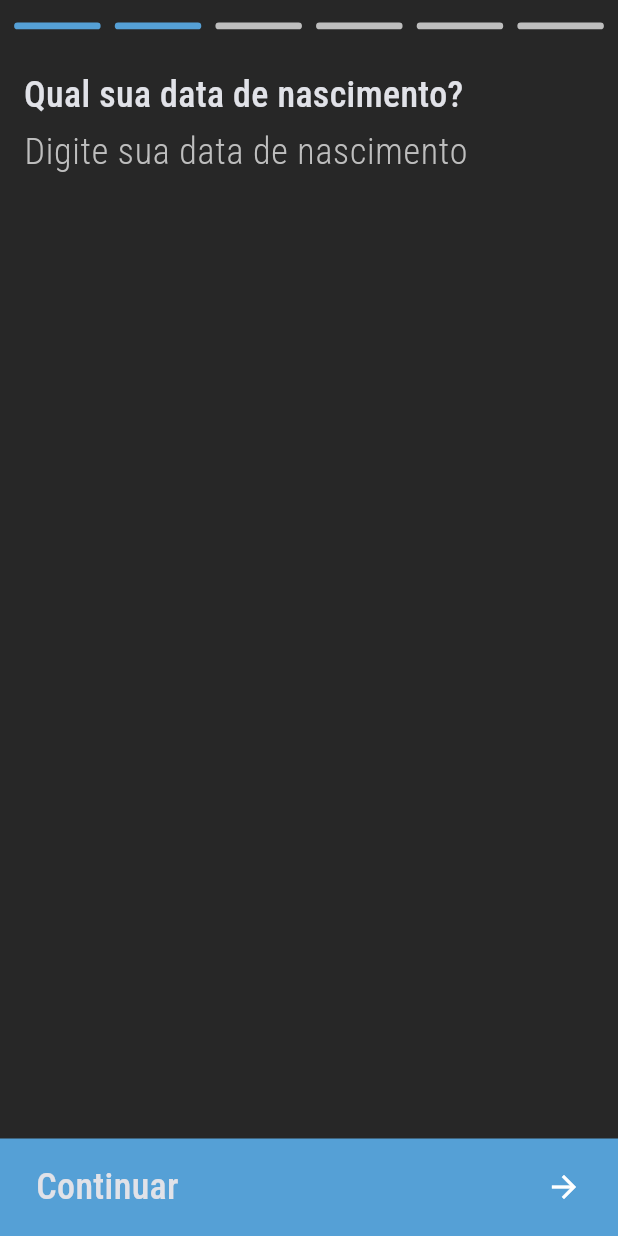
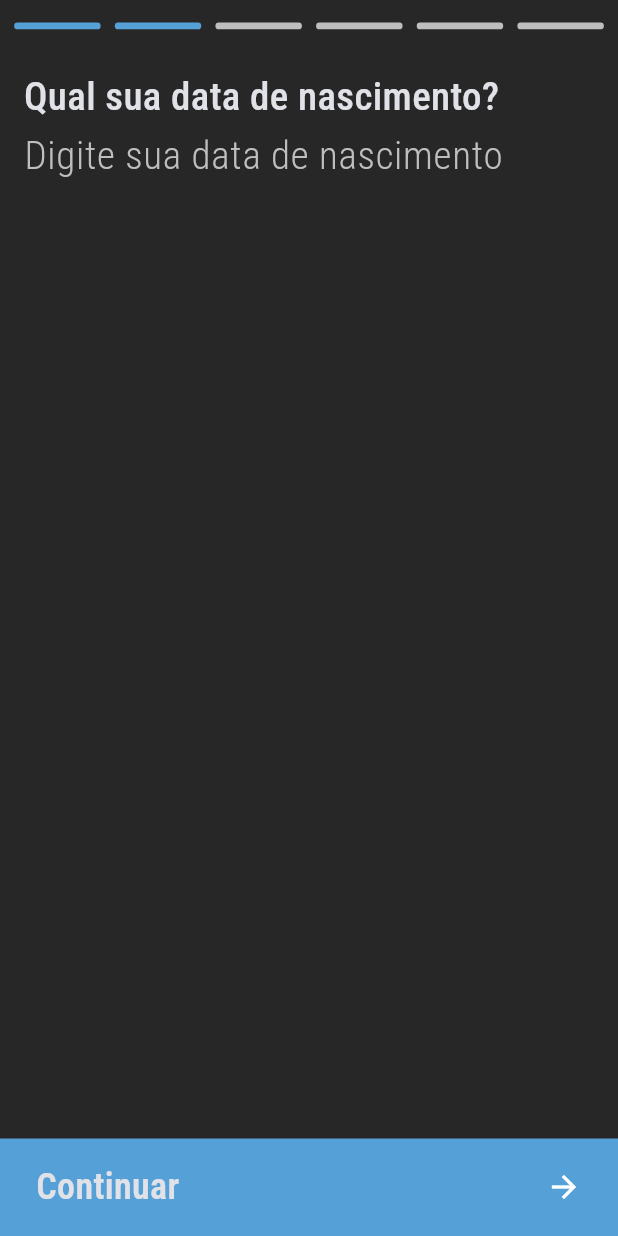
Before and after one commit to fwctecnologia/caixa-hackaton-app, a Flutter app: the CompletarCadastroScreen screen opened directly, after a tap on "Continuar", on a phone screen of 412 x 824 dp. Run offline on Flutter 3.47's test engine with Material 2 defaults, Android fonts, the phone set to English and light mode, and no system bars; our stand-ins replace dio, get, google_fonts.

Commit message:
fix: update fonts

```diff
--- a/lib/app/modules/completar_cadastro/completar_cadastro_screen.dart
+++ b/lib/app/modules/completar_cadastro/completar_cadastro_screen.dart
@@ -1,4 +1,5 @@
 import 'package:flutter/material.dart';
+import 'package:google_fonts/google_fonts.dart';
 
 class CompletarCadastroScreen extends StatefulWidget {
   const CompletarCadastroScreen({super.key});
@@ -89,7 +90,7 @@ class _CompletarCadastroScreenState extends State<CompletarCadastroScreen> {
                     decoration: const BoxDecoration(
                       color: Color(0xFF55A0D6),
                     ),
-                    child: const Padding(
+                    child: Padding(
                       padding: EdgeInsets.symmetric(horizontal: 24),
                       child: Row(
                         crossAxisAlignment: CrossAxisAlignment.center,
@@ -97,10 +98,9 @@ class _CompletarCadastroScreenState extends State<CompletarCadastroScreen> {
                         children: [
                           Text(
                             "Continuar",
-                            style: TextStyle(
-                              fontFamily: "Roboto Condensed",
+                            style: GoogleFonts.robotoCondensed(
                               fontSize: 24,
-                              fontWeight: FontWeight.w500,
+                              fontWeight: FontWeight.w600,
                               height: 28 / 24,
                             ),
                             textAlign: TextAlign.left,
@@ -133,7 +133,7 @@ class _CompletarCadastroScreenState extends State<CompletarCadastroScreen> {
                     decoration: const BoxDecoration(
                       color: Color(0xFF55A0D6),
                     ),
-                    child: const Padding(
+                    child: Padding(
                       padding: EdgeInsets.symmetric(horizontal: 24),
                       child: Row(
                         crossAxisAlignment: CrossAxisAlignment.center,
@@ -141,10 +141,9 @@ class _CompletarCadastroScreenState extends State<CompletarCadastroScreen> {
                         children: [
                           Text(
                             "Receber Prêmio",
-                            style: TextStyle(
-                              fontFamily: "Roboto Condensed",
+                            style: GoogleFonts.robotoCondensed(
                               fontSize: 24,
-                              fontWeight: FontWeight.w500,
+                              fontWeight: FontWeight.w600,
                               height: 28 / 24,
                             ),
                             textAlign: TextAlign.left,
@@ -172,32 +171,28 @@ class StepOne extends StatelessWidget {
       child: Column(
         crossAxisAlignment: CrossAxisAlignment.start,
         children: [
-          const Text(
+          Text(
             "Como podemos te chamar?",
-            style: TextStyle(
-              fontFamily: "Roboto Condensed",
+            style: GoogleFonts.robotoCondensed(
               fontSize: 24,
-              fontWeight: FontWeight.w500,
-              height: 28 / 24,
+              fontWeight: FontWeight.w600,
             ),
             textAlign: TextAlign.center,
           ),
           TextFormField(
             autofocus: true,
-            style: const TextStyle(
-              fontFamily: "Roboto Condensed",
-              fontSize: 24,
-              fontWeight: FontWeight.w400,
+            style: GoogleFonts.robotoCondensed(
+              fontSize: 26,
+              fontWeight: FontWeight.w500,
               color: Color(0xffbebebe),
               height: 28 / 24,
             ),
-            decoration: const InputDecoration(
+            decoration: InputDecoration(
                 hintText: "Digite seu nome ou apelido",
                 border: InputBorder.none,
-                hintStyle: TextStyle(
-                  fontFamily: "Roboto Condensed",
-                  fontSize: 24,
-                  fontWeight: FontWeight.w300,
+                hintStyle: GoogleFonts.robotoCondensed(
+                  fontSize: 26,
+                  fontWeight: FontWeight.w400,
                   color: Color(0xffbebebe),
                   height: 28 / 24,
                 )),
@@ -218,11 +213,10 @@ class StepTwo extends StatelessWidget {
       child: Column(
         crossAxisAlignment: CrossAxisAlignment.start,
         children: [
-          const Text(
+          Text(
             "Qual sua data de nascimento?",
-            style: TextStyle(
-              fontFamily: "Roboto Condensed",
-              fontSize: 24,
+            style: GoogleFonts.robotoCondensed(
+              fontSize: 26,
               fontWeight: FontWeight.w500,
               height: 28 / 24,
             ),
@@ -230,19 +224,17 @@ class StepTwo extends StatelessWidget {
           ),
           TextFormField(
             autofocus: true,
-            style: const TextStyle(
-              fontFamily: "Roboto Condensed",
-              fontSize: 24,
-              fontWeight: FontWeight.w400,
+            style: GoogleFonts.robotoCondensed(
+              fontSize: 26,
+              fontWeight: FontWeight.w500,
               color: Color(0xffbebebe),
               height: 28 / 24,
             ),
-            decoration: const InputDecoration(
+            decoration: InputDecoration(
                 hintText: "Digite sua data de nascimento",
                 border: InputBorder.none,
-                hintStyle: TextStyle(
-                  fontFamily: "Roboto Condensed",
-                  fontSize: 24,
+                hintStyle: GoogleFonts.robotoCondensed(
+                  fontSize: 26,
                   fontWeight: FontWeight.w300,
                   color: Color(0xffbebebe),
                   height: 28 / 24,
@@ -259,7 +251,7 @@ class StepThree extends StatelessWidget {
 
   @override
   Widget build(BuildContext context) {
-    return const SingleChildScrollView(
+    return SingleChildScrollView(
       child: Padding(
         padding: EdgeInsets.symmetric(horizontal: 16),
         child: Column(
@@ -267,10 +259,9 @@ class StepThree extends StatelessWidget {
           children: [
             Text(
               "O que te traz aqui?",
-              style: TextStyle(
-                fontFamily: "Roboto Condensed",
-                fontSize: 24,
-                fontWeight: FontWeight.w500,
+              style: GoogleFonts.robotoCondensed(
+                fontSize: 28,
+                fontWeight: FontWeight.w600,
                 height: 28 / 24,
               ),
               textAlign: TextAlign.center,
@@ -278,10 +269,9 @@ class StepThree extends StatelessWidget {
             SizedBox(height: 10),
             Text(
               "Selecione pelo menos uma das opções",
-              style: TextStyle(
-                fontFamily: "Roboto Condensed",
-                fontSize: 20,
-                fontWeight: FontWeight.w500,
+              style: GoogleFonts.robotoCondensed(
+                fontSize: 22,
+                fontWeight: FontWeight.w600,
                 height: 23 / 20,
               ),
               textAlign: TextAlign.left,
@@ -312,7 +302,7 @@ class StepFour extends StatelessWidget {
 
   @override
   Widget build(BuildContext context) {
-    return const SingleChildScrollView(
+    return SingleChildScrollView(
       child: Padding(
         padding: EdgeInsets.symmetric(horizontal: 16),
         child: Column(
@@ -320,10 +310,9 @@ class StepFour extends StatelessWidget {
           children: [
             Text(
               "Quais desses você já usa?",
-              style: TextStyle(
-                fontFamily: "Roboto Condensed",
-                fontSize: 24,
-                fontWeight: FontWeight.w500,
+              style: GoogleFonts.robotoCondensed(
+                fontSize: 28,
+                fontWeight: FontWeight.w600,
                 height: 28 / 24,
               ),
               textAlign: TextAlign.center,
@@ -331,10 +320,9 @@ class StepFour extends StatelessWidget {
             SizedBox(height: 10),
             Text(
               "Se ainda não usa nenhum, pode passar",
-              style: TextStyle(
-                fontFamily: "Roboto Condensed",
-                fontSize: 20,
-                fontWeight: FontWeight.w500,
+              style: GoogleFonts.robotoCondensed(
+                fontSize: 22,
+                fontWeight: FontWeight.w600,
                 height: 23 / 20,
               ),
               textAlign: TextAlign.left,
@@ -358,7 +346,7 @@ class StepFive extends StatelessWidget {
 
   @override
   Widget build(BuildContext context) {
-    return const SingleChildScrollView(
+    return SingleChildScrollView(
       child: Padding(
         padding: EdgeInsets.symmetric(horizontal: 16),
         child: Column(
@@ -366,10 +354,9 @@ class StepFive extends StatelessWidget {
           children: [
             Text(
               "Quais desses você quer usar?",
-              style: TextStyle(
-                fontFamily: "Roboto Condensed",
-                fontSize: 24,
-                fontWeight: FontWeight.w500,
+              style: GoogleFonts.robotoCondensed(
+                fontSize: 28,
+                fontWeight: FontWeight.w600,
                 height: 28 / 24,
               ),
               textAlign: TextAlign.center,
@@ -377,10 +364,9 @@ class StepFive extends StatelessWidget {
             SizedBox(height: 10),
             Text(
               "Selecione todos os que você se interessa",
-              style: TextStyle(
-                fontFamily: "Roboto Condensed",
-                fontSize: 20,
-                fontWeight: FontWeight.w500,
+              style: GoogleFonts.robotoCondensed(
+                fontSize: 22,
+                fontWeight: FontWeight.w600,
                 height: 23 / 20,
               ),
               textAlign: TextAlign.left,
@@ -409,12 +395,11 @@ class StepSix extends StatelessWidget {
       child: Column(
         crossAxisAlignment: CrossAxisAlignment.center,
         children: [
-          const Text(
+          Text(
             "Você ganhou uma Graninha!!!  🤑",
-            style: TextStyle(
-              fontFamily: "Roboto Condensed",
-              fontSize: 24,
-              fontWeight: FontWeight.w500,
+            style: GoogleFonts.robotoCondensed(
+              fontSize: 28,
+              fontWeight: FontWeight.w600,
               height: 28 / 24,
             ),
             textAlign: TextAlign.center,
@@ -425,22 +410,20 @@ class StepSix extends StatelessWidget {
             scale: 0.8,
           ),
           const SizedBox(height: 40),
-          const Text(
+          Text(
             "\"Graninhas” são nossos personagens colecionáveis.",
-            style: TextStyle(
-              fontFamily: "Roboto Condensed",
-              fontSize: 15,
-              fontWeight: FontWeight.w500,
+            style: GoogleFonts.robotoCondensed(
+              fontSize: 17,
+              fontWeight: FontWeight.w600,
             ),
             textAlign: TextAlign.center,
           ),
           const SizedBox(height: 30),
-          const Text(
+          Text(
             "Ganhe Graninhas ao completar desafios e desbloquear conquistas no App",
-            style: TextStyle(
-              fontFamily: "Roboto Condensed",
-              fontWeight: FontWeight.w500,
-              fontSize: 20,
+            style: GoogleFonts.robotoCondensed(
+              fontWeight: FontWeight.w600,
+              fontSize: 22,
             ),
             textAlign: TextAlign.center,
           )
@@ -494,13 +477,12 @@ class _CheckBoxOptionState extends State<CheckBoxOption> {
             ),
             Expanded(
               child: Padding(
-                padding: const EdgeInsets.all(8.0),
+                padding: const EdgeInsets.all(12.0),
                 child: Text(
                   widget.title,
-                  style: TextStyle(
-                    fontFamily: "Roboto Condensed",
-                    fontSize: 18,
-                    fontWeight: FontWeight.w500,
+                  style: GoogleFonts.robotoCondensed(
+                    fontSize: 22,
+                    fontWeight: FontWeight.w600,
                     color: _checked ? Colors.white : const Color(0xffbebebe),
                   ),
                   textAlign: TextAlign.left,
--- a/lib/main.dart
+++ b/lib/main.dart
@@ -9,7 +9,6 @@ void main() {
 class MyApp extends StatelessWidget {
   const MyApp({super.key});
 
-  // This widget is the root of your application.
   @override
   Widget build(BuildContext context) {
     return MaterialApp(
```
Also changed, not shown: 3 other files.
